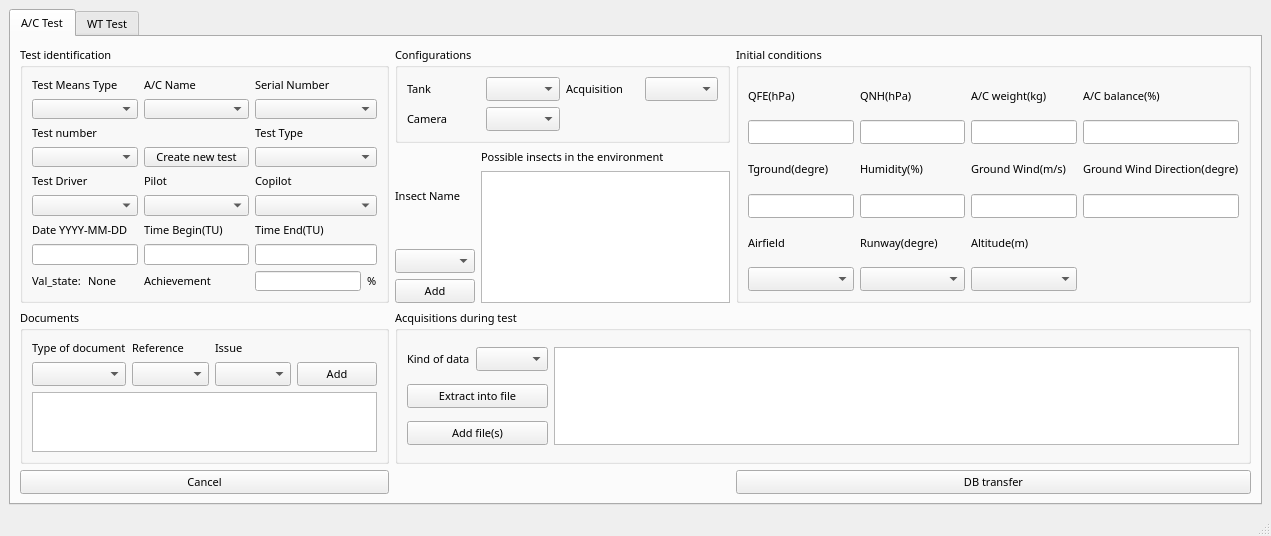
Above: cleansky_LMSM/ui_to_py_by_qtdesigner/Test_execution.ui from HouzeZHANG/CSLMSM before the change. Below: the same form after it.
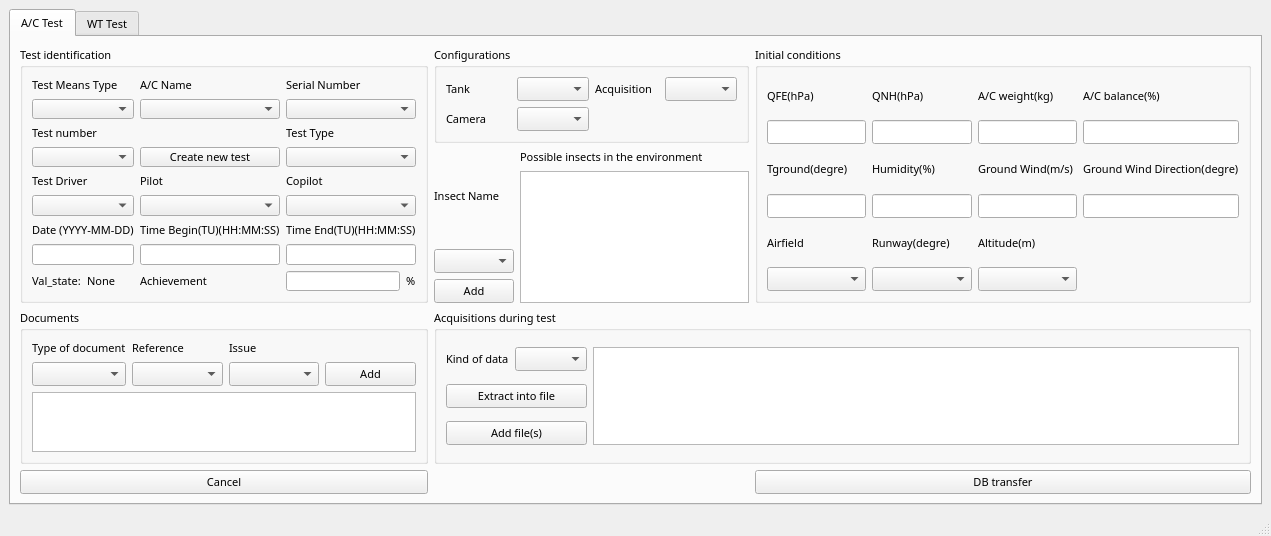
That is the form after the change.

Diff of the .ui file:
```diff
--- a/cleansky_LMSM/ui_to_py_by_qtdesigner/Test_execution.ui
+++ b/cleansky_LMSM/ui_to_py_by_qtdesigner/Test_execution.ui
@@ -587,7 +587,7 @@
               </font>
              </property>
              <property name="text">
-              <string>Time End(TU)</string>
+              <string>Time End(TU)(HH:MM:SS)</string>
              </property>
             </widget>
            </item>
@@ -600,7 +600,7 @@
               </font>
              </property>
              <property name="text">
-              <string>Date YYYY-MM-DD</string>
+              <string>Date (YYYY-MM-DD)</string>
              </property>
             </widget>
            </item>
@@ -613,7 +613,7 @@
               </font>
              </property>
              <property name="text">
-              <string>Time Begin(TU)</string>
+              <string>Time Begin(TU)(HH:MM:SS)</string>
              </property>
             </widget>
            </item>
```
